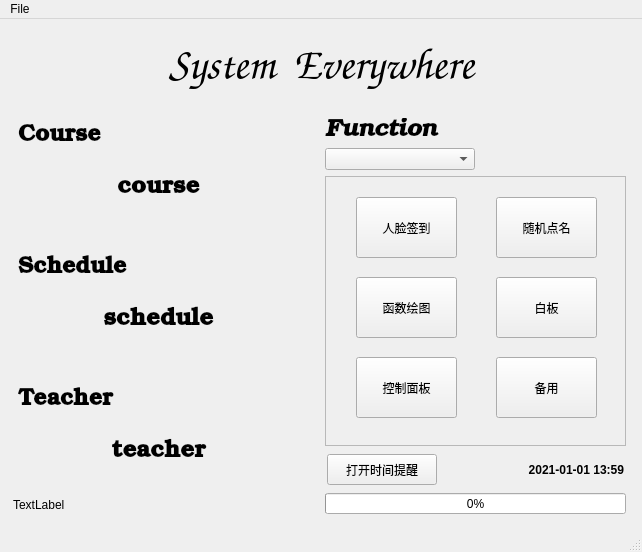
Above: src/entry.ui from Harry-hhj/System-Everywhere before the change. Below: the same form after it.
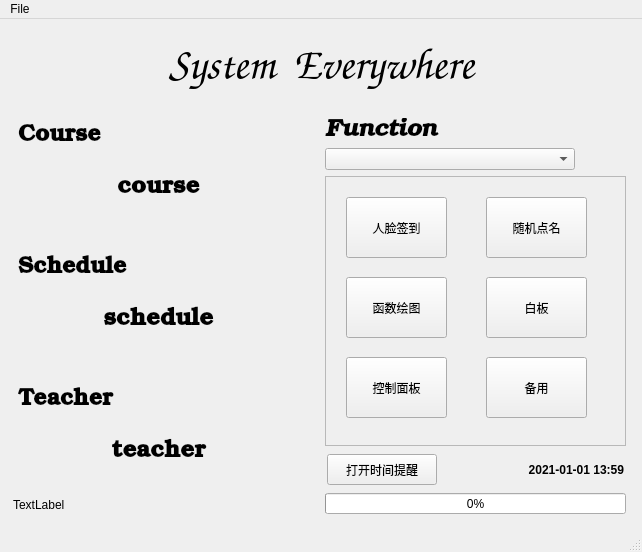
That is the form after the change.

Commit message: beautify UI:entry

```diff
--- a/src/entry.ui
+++ b/src/entry.ui
@@ -343,10 +343,13 @@
           </property>
           <property name="maximumSize">
            <size>
-            <width>150</width>
+            <width>250</width>
             <height>16777215</height>
            </size>
           </property>
+          <property name="layoutDirection">
+           <enum>Qt::LeftToRight</enum>
+          </property>
          </widget>
         </item>
         <item>
@@ -372,7 +375,7 @@
            <widget class="QPushButton" name="btn1">
             <property name="geometry">
              <rect>
-              <x>30</x>
+              <x>20</x>
               <y>20</y>
               <width>101</width>
               <height>61</height>
@@ -385,7 +388,7 @@
            <widget class="QPushButton" name="btn2">
             <property name="geometry">
              <rect>
-              <x>170</x>
+              <x>160</x>
               <y>20</y>
               <width>101</width>
               <height>61</height>
@@ -398,7 +401,7 @@
            <widget class="QPushButton" name="btn3">
             <property name="geometry">
              <rect>
-              <x>30</x>
+              <x>20</x>
               <y>100</y>
               <width>101</width>
               <height>61</height>
@@ -411,7 +414,7 @@
            <widget class="QPushButton" name="btn4">
             <property name="geometry">
              <rect>
-              <x>170</x>
+              <x>160</x>
               <y>100</y>
               <width>101</width>
               <height>61</height>
@@ -424,7 +427,7 @@
            <widget class="QPushButton" name="btn5">
             <property name="geometry">
              <rect>
-              <x>30</x>
+              <x>20</x>
               <y>180</y>
               <width>101</width>
               <height>61</height>
@@ -437,7 +440,7 @@
            <widget class="QPushButton" name="btn6">
             <property name="geometry">
              <rect>
-              <x>170</x>
+              <x>160</x>
               <y>180</y>
               <width>101</width>
               <height>61</height>
```
The commit also changes 7 other files.
